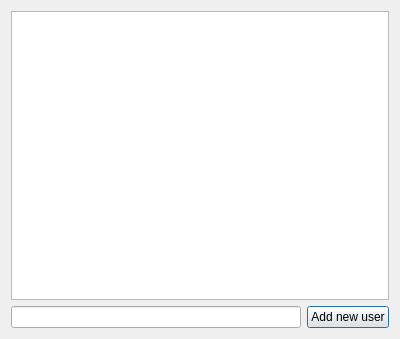
Before: the Qt Designer form InformationSecurityLab1/formuserlist.ui in Jambo-TimDevelopment/University_InformationSecurity, drawn with Qt 5.
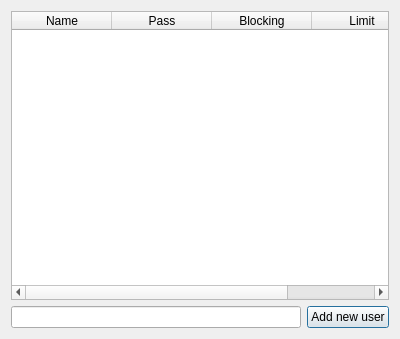
After: the same form once the commit is applied.

Commit message: done serialisation user list to file

```diff
--- a/InformationSecurityLab1/formuserlist.ui
+++ b/InformationSecurityLab1/formuserlist.ui
@@ -15,7 +15,28 @@
   </property>
   <layout class="QVBoxLayout" name="verticalLayout">
    <item>
-    <widget class="QListView" name="listView"/>
+    <widget class="QTableWidget" name="tableWidget">
+     <column>
+      <property name="text">
+       <string>Name</string>
+      </property>
+     </column>
+     <column>
+      <property name="text">
+       <string>Pass</string>
+      </property>
+     </column>
+     <column>
+      <property name="text">
+       <string>Blocking</string>
+      </property>
+     </column>
+     <column>
+      <property name="text">
+       <string>Limit</string>
+      </property>
+     </column>
+    </widget>
    </item>
    <item>
     <layout class="QHBoxLayout" name="horizontalLayout_2">
```
The commit also changes 15 other files.
